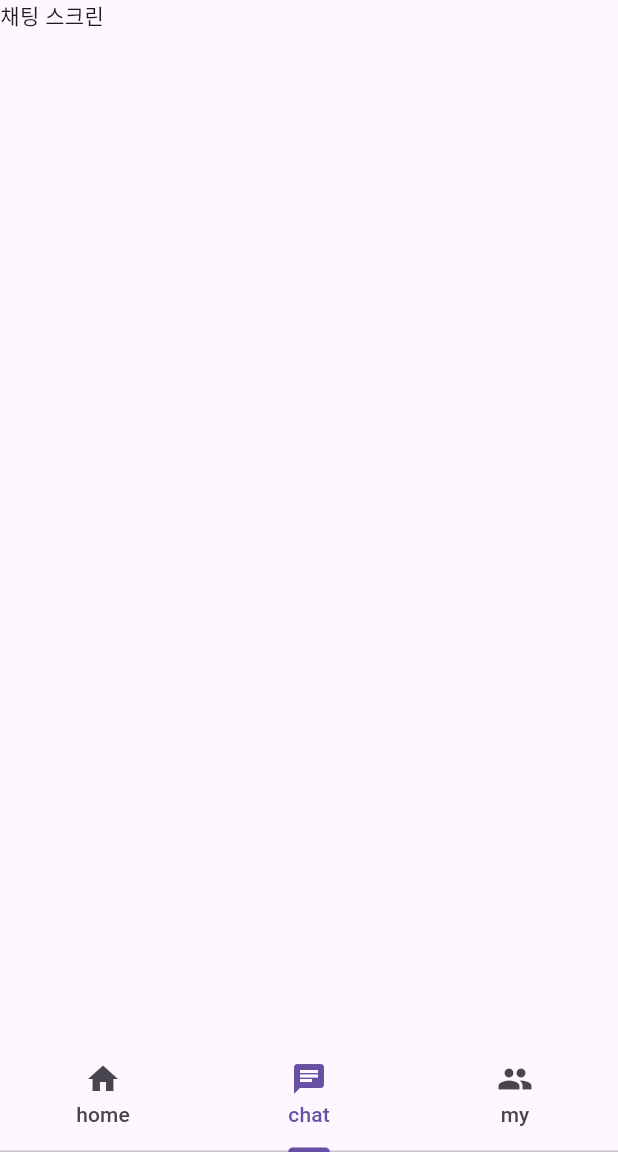
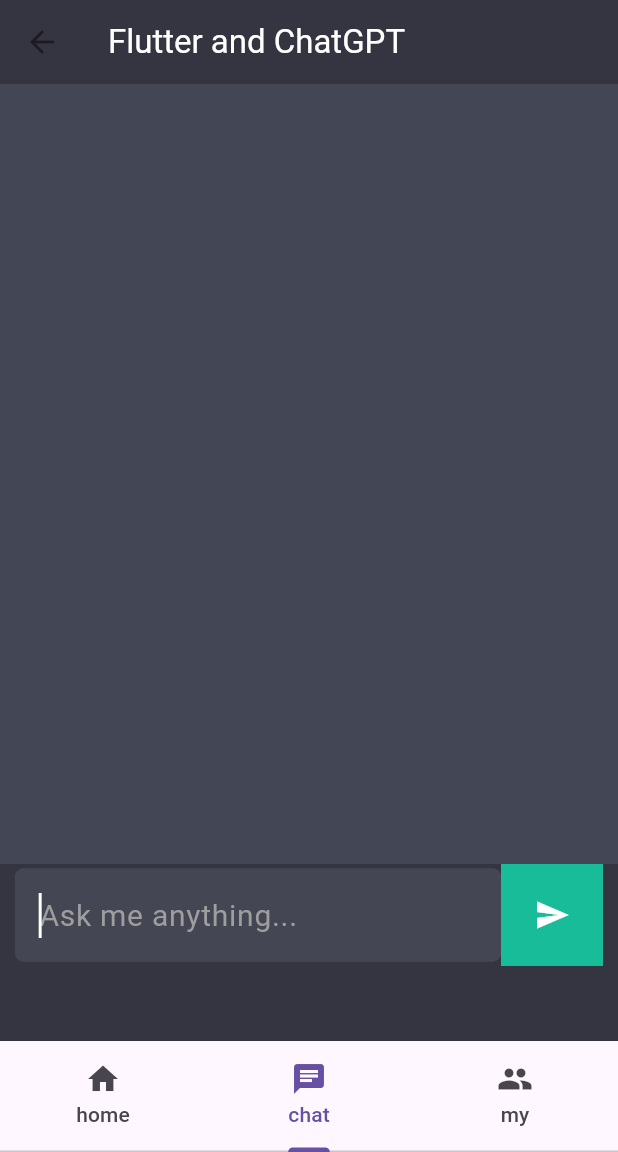
Before and after one commit to InfoSynth/InfoSynth, a Flutter app: the TabPage screen opened by its route, item 2 of the bottom bar chosen, on a phone screen of 412 x 824 dp, the part 84-1236 px from its top. Run offline on Flutter 3.47's test engine with Material 3 defaults, Android fonts, the phone set to English and light mode, and no system bars; our stand-ins replace flutter_dotenv, font_awesome_flutter, shared_preferences, snippet_coder_utils; accounts and stored records are empty; network calls fail.

Commit message:
gpt 연결

```diff
--- a/madcamp2/lib/main.dart
+++ b/madcamp2/lib/main.dart
@@ -1,4 +1,5 @@
 import 'package:flutter/material.dart';
+import 'package:flutter_dotenv/flutter_dotenv.dart';
 import 'package:madcamp2/pages/edit_info_page.dart';
 
 import 'pages/home_page.dart';
@@ -13,6 +14,7 @@ import 'pages/tab_page.dart';
 // Widget _defaultHome = ChatScreen();
 
 void main() async {
+  await dotenv.load();
   WidgetsFlutterBinding.ensureInitialized();
   runApp(const MyApp());
 }
--- /dev/null
+++ b/madcamp2/lib/models/response_model.dart
@@ -0,0 +1,39 @@
+class ResponseModel {
+  final String id;
+  final String object;
+  final int created;
+  final String model;
+  final List<Choice> choices;
+
+  ResponseModel({
+    required this.id,
+    required this.object,
+    required this.created,
+    required this.model,
+    required this.choices,
+  });
+
+  factory ResponseModel.fromMap(Map<String, dynamic> map) {
+    return ResponseModel(
+      id: map['id'] as String,
+      object: map['object'] as String,
+      created: map['created'] as int,
+      model: map['model'] as String,
+      choices: (map['choices'] as List)
+          .map((choice) => Choice.fromMap(choice))
+          .toList(),
+    );
+  }
+}
+
+class Choice {
+  final String text;
+
+  Choice({required this.text});
+
+  factory Choice.fromMap(Map<String, dynamic> map) {
+    return Choice(
+      text: map['text'] as String,
+    );
+  }
+}
--- /dev/null
+++ b/madcamp2/lib/pages/ai_page.dart
@@ -0,0 +1,189 @@
+import 'dart:convert';
+
+import 'package:flutter/material.dart';
+import 'package:flutter_dotenv/flutter_dotenv.dart';
+import 'package:http/http.dart' as http;
+import 'package:madcamp2/models/response_model.dart';
+
+class AIPage extends StatefulWidget {
+  const AIPage({super.key});
+
+  @override
+  State<AIPage> createState() => _AIPageState();
+}
+
+class _AIPageState extends State<AIPage> {
+  late final TextEditingController promptController = TextEditingController();
+  String responseTxt =
+      ''; // updated with the data which we get from the ai model
+  late ResponseModel _responseModel;
+
+  @override
+  void initState() {
+    // promptController = TextEditingController();
+    super.initState();
+  }
+
+  @override
+  void dispose() {
+    promptController.dispose();
+    super.dispose();
+  }
+
+  @override
+  Widget build(BuildContext context) {
+    return Scaffold(
+      backgroundColor: const Color(0xff343541),
+      appBar: AppBar(
+        title: const Text('Flutter and ChatGPT',
+            style: TextStyle(color: Colors.white)),
+        backgroundColor: const Color(0xff343541),
+      ),
+      body: Column(
+        mainAxisAlignment: MainAxisAlignment.spaceBetween,
+        children: [
+          Expanded(child: PromptBldr(responseTxt: responseTxt)),
+          TextFormFieldBldr(
+              promptController: promptController, btnFun: completionFun),
+        ],
+      ),
+    );
+  }
+
+  completionFun() async {
+    setState(() => responseTxt = 'Loading...');
+
+    final response =
+        await http.post(Uri.parse('https://api.openai.com/v1/completions'),
+            headers: {
+              'Content-Type': 'application/json',
+              'Authorization': 'Bearer ${dotenv.env['token']}'
+            },
+            body: jsonEncode({
+              "model": "gpt-3.5-turbo-instruct",
+              "prompt": promptController.text,
+              "max_tokens": 250,
+              "temperature": 0,
+              "top_p": 1,
+            }));
+
+    // if (response.statusCode == 200) {
+    //   try {
+    //     final Map<String, dynamic> responseBody = jsonDecode(response.body);
+    //     _responseModel = ResponseModel.fromMap(responseBody);
+    //     setState(() {
+    //       responseTxt = _responseModel.choices[0].text;
+    //     });
+    //   } catch (e) {
+    //     // Handle JSON decoding error
+    //     setState(() {
+    //       responseTxt = 'Error decoding response';
+    //       print('Raw Response: ${response.body}');
+    //     });
+    //   }
+    // } else {
+    //   // Handle HTTP request error
+    //   setState(() {
+    //     responseTxt = 'Error: ${response.statusCode}';
+    //   });
+    // }
+
+    try {
+      final Map<String, dynamic> responseBody = jsonDecode(response.body);
+      _responseModel = ResponseModel.fromMap(responseBody);
+      setState(() {
+        responseTxt = _responseModel.choices[0].text;
+      });
+    } catch (e) {
+      print('Error decoding JSON: $e');
+      setState(() {
+        responseTxt = 'Error decoding response';
+      });
+    }
+  }
+}
+
+class TextFormFieldBldr extends StatelessWidget {
+  const TextFormFieldBldr(
+      {super.key, required this.promptController, required this.btnFun});
+
+  final TextEditingController promptController;
+  final Function btnFun;
+
+  @override
+  Widget build(BuildContext context) {
+    return Align(
+      alignment: Alignment.bottomCenter,
+      child: Padding(
+        padding: const EdgeInsets.only(left: 10, right: 10, bottom: 50),
+        child: Row(children: [
+          Flexible(
+            child: TextFormField(
+              cursorColor: Colors.white,
+              controller: promptController,
+              autofocus: true,
+              style: const TextStyle(color: Colors.white, fontSize: 20),
+              decoration: InputDecoration(
+                focusedBorder: OutlineInputBorder(
+                  borderSide: const BorderSide(
+                    color: Color(0xff444653),
+                  ),
+                  borderRadius: BorderRadius.circular(5.5),
+                ),
+                enabledBorder: const OutlineInputBorder(
+                  borderSide: BorderSide(
+                    color: Color(0xff444653),
+                  ),
+                ),
+                filled: true,
+                fillColor: const Color(0xff444653),
+                hintText: 'Ask me anything...',
+                hintStyle: const TextStyle(color: Colors.grey),
+              ),
+            ),
+          ),
+          Container(
+            color: const Color(0xff19bc99),
+            child: Padding(
+              padding: const EdgeInsets.all(10.0),
+              child: IconButton(
+                icon: const Icon(Icons.send),
+                color: Colors.white,
+                onPressed: () {
+                  btnFun();
+                },
+              ),
+            ),
+          )
+        ]),
+      ),
+    );
+  }
+}
+
+class PromptBldr extends StatelessWidget {
+  const PromptBldr({super.key, required this.responseTxt});
+
+  final String responseTxt;
+
+  @override
+  Widget build(BuildContext context) {
+    return Container(
+      height: MediaQuery.of(context).size.height / 1.35,
+      color: const Color(0xff434654),
+      child: Align(
+        alignment: Alignment.bottomLeft,
+        child: Padding(
+          padding: const EdgeInsets.all(20.0),
+          child: SingleChildScrollView(
+            child: Text(
+              responseTxt,
+              textAlign: TextAlign.start,
+              style: const TextStyle(color: Colors.white, fontSize: 25),
+            ),
+          ),
+        ),
+      ),
+    );
+  }
+}
--- a/madcamp2/lib/pages/tab_page.dart
+++ b/madcamp2/lib/pages/tab_page.dart
@@ -1,5 +1,6 @@
 import 'package:flutter/material.dart';
 import 'package:madcamp2/pages/home_page.dart';
+import 'ai_page.dart';
 import 'profile_page.dart';
 
 class TabPage extends StatefulWidget {
@@ -18,14 +19,14 @@ class _TabPageState extends State<TabPage> {
     super.initState();
   }
 
-
   @override
   Widget build(BuildContext context) {
-
     final imageSize = MediaQuery.of(context).size.width / 3;
 
     return Scaffold(
-      appBar: AppBar(title: const Text('Dating App'),),
+      appBar: AppBar(
+        title: const Text('Dating App'),
+      ),
       body: DefaultTabController(
           length: 3,
           child: Scaffold(
@@ -46,15 +47,11 @@ class _TabPageState extends State<TabPage> {
             body: TabBarView(
               children: [
                 HomePage(),
-                Text('채팅 스크린'),
+                AIPage(),
                 ProfilePage(),
               ],
             ),
-          )
-      ),
-
+          )),
     );
   }
-
-
 }
--- a/madcamp2/pubspec.yaml
+++ b/madcamp2/pubspec.yaml
@@ -36,6 +36,9 @@ dependencies:
   shared_preferences: ^2.2.2
   intl: ^0.19.0
   font_awesome_flutter: ^10.6.0
+  chat_gpt_sdk: 2.2.8
+  flutter_dotenv: ^5.1.0
+  http: ^1.1.2
 
 
 dev_dependencies:
@@ -63,6 +66,7 @@ flutter:
   # To add assets to your application, add an assets section, like this:
   assets:
     - assets/images/
+    - .env
 
   # An image asset can refer to one or more resolution-specific "variants", see
   # https://flutter.dev/assets-and-images/#resolution-aware
```
Also changed, not shown: 1 other file.
